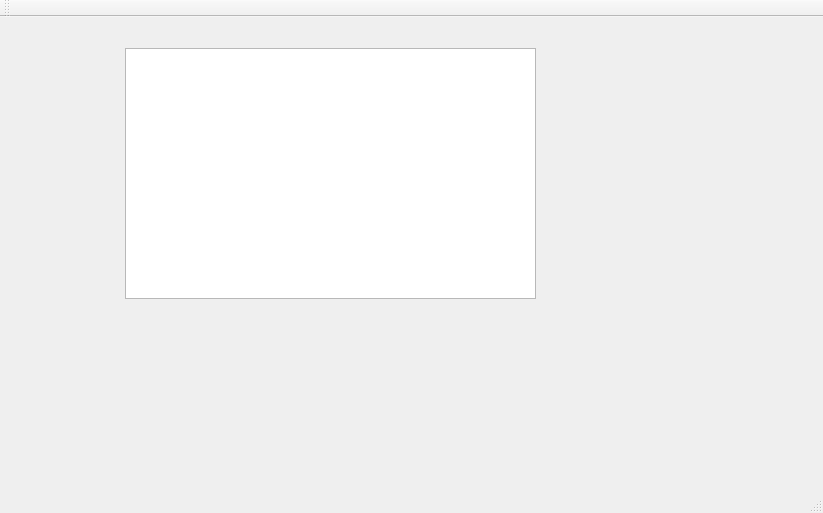
kudrykun/Snake, file mainwindow.ui: the form before one commit.
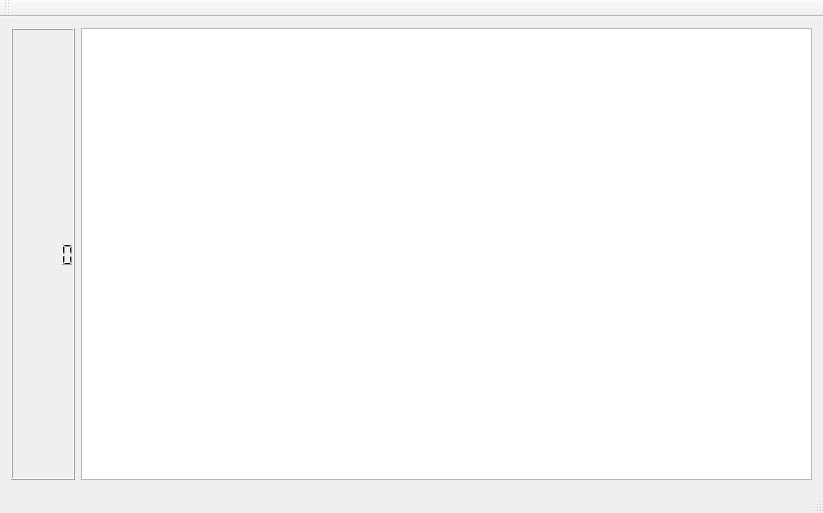
The form after the commit.

Patch:
```diff
--- a/mainwindow.ui
+++ b/mainwindow.ui
@@ -17,19 +17,18 @@
    <string>MainWindow</string>
   </property>
   <widget class="QWidget" name="centralWidget">
+   <layout class="QGridLayout" name="gridLayout">
+    <item row="0" column="0">
+     <widget class="QLCDNumber" name="scores"/>
+    </item>
+    <item row="0" column="1">
    <widget class="QGraphicsView" name="graphicsView">
-    <property name="geometry">
-     <rect>
-      <x>125</x>
-      <y>31</y>
-      <width>411</width>
-      <height>251</height>
-     </rect>
-    </property>
     <property name="focusPolicy">
      <enum>Qt::NoFocus</enum>
     </property>
    </widget>
+    </item>
+   </layout>
   </widget>
   <widget class="QMenuBar" name="menuBar">
    <property name="geometry">
```
Left out of the diff: 2 changed lines with no effect on the pictures. Lines whose indentation alone changed are shown as unchanged.
